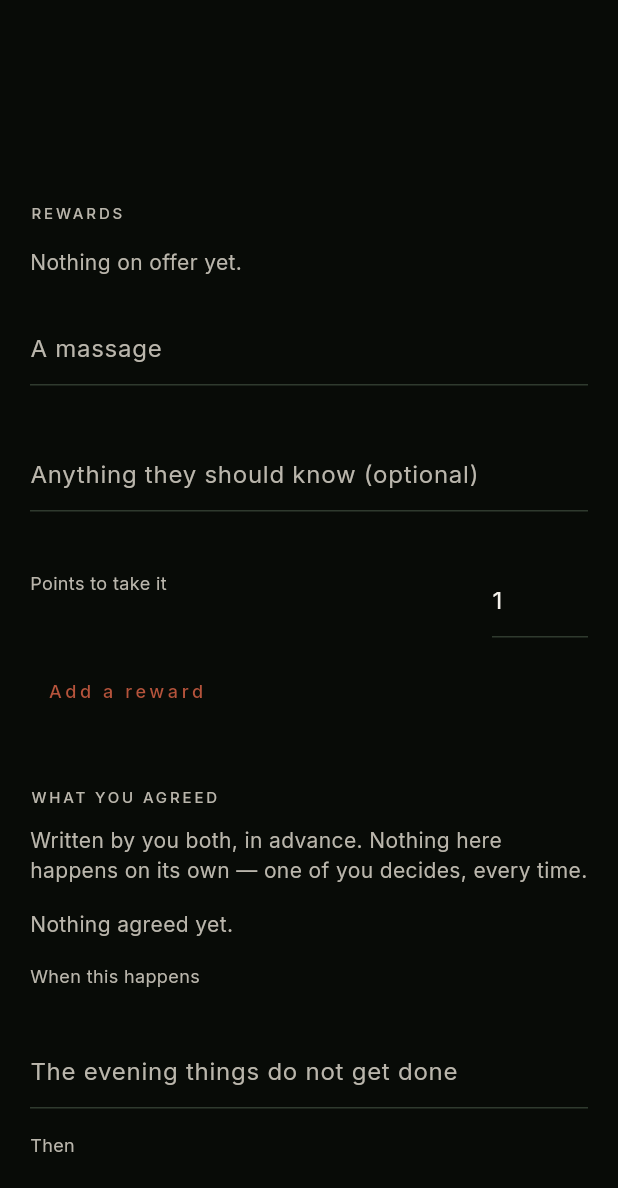
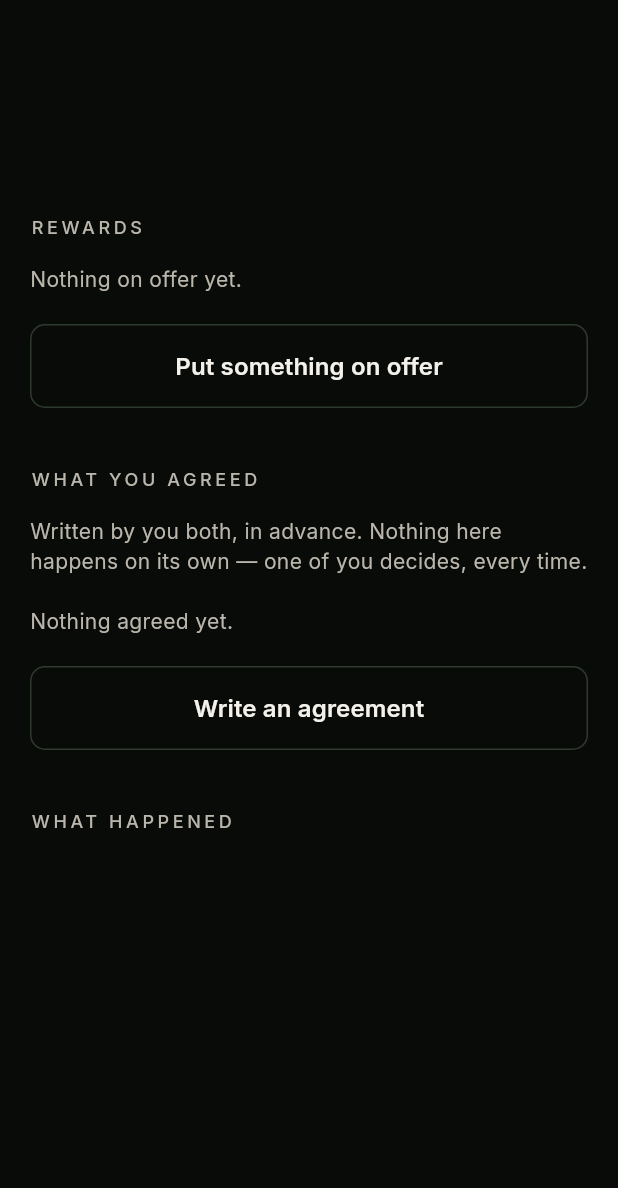
Before and after one commit to jondaiwei-beep/ds-relationship-companion, a Flutter app: the PointsScreen screen opened directly with empty values, on a phone screen of 412 x 824 dp, the part 48-1236 px from its top. Run offline on Flutter 3.47's test engine with Material 3 defaults, Android fonts, the phone set to English and light mode, and no system bars; our stand-ins replace app_links, dio, flutter_riverpod, flutter_secure_storage, flutter_svg, flutter_timezone and 4 more; missing offline and left inert: dart:js_interop; accounts and stored records are empty.

Commit message:
Rebuild the points screen with actual hierarchy
The owner sent a screenshot and called it a garbage product. They were right.
The data layer got careful attention and the UI was whatever fell out of a
Column.

What was wrong, from that screenshot:
- the add-reward form rendered open, always, directly under 'Nothing on offer
  yet' — an empty state and an editing form competing in one block
- fields were bare hint text with no labels, floating in the dark
- 'Add a reward' was letter-spaced terracotta text that read as a heading
- 'Points to take it — 1' was a naked number on a lonely underline
- everything at one weight and one interval, so nothing had hierarchy

The product already had the vocabulary I ignored: SecondaryButton,
SectionLabel, and the vertical authority rule PrimaryExpectation uses for a
block that matters. All three are used now, so this screen looks like the
rest of the app instead of inventing a worse language.

Both forms collapse behind a real button and open into a raised sheet with
labelled fields and Save/Cancel. Rendered before shipping this time.

```diff
--- a/client/lib/features/points/presentation/points_screen.dart
+++ b/client/lib/features/points/presentation/points_screen.dart
@@ -9,6 +9,8 @@ import '../../../app/shell/ds_refreshable.dart';
 import '../../../app/shell/ds_text_field.dart';
 import '../../../domain_client/models/points.dart';
 import '../../../l10n/app_localizations.dart';
+import '../../today/presentation/widgets/secondary_button.dart';
+import '../../today/presentation/widgets/section_label.dart';
 import '../../today/presentation/widgets/today_layout.dart';
 
 /// Points, rewards and what the couple agreed.
@@ -84,9 +86,8 @@ class PointsScreen extends ConsumerWidget {
                 _ => const SizedBox(height: 88),
               },
 
-              const SizedBox(height: DsSpacing.space8),
-              _SectionLabel(l.rewardsTitle.toUpperCase()),
-              const SizedBox(height: DsSpacing.space4),
+              const SizedBox(height: DsSpacing.space10),
+              SectionLabel(l.rewardsTitle.toUpperCase()),
               switch (rewards) {
                 AsyncData(:final value) when value.isEmpty =>
                   _Muted(l.rewardsEmpty),
@@ -104,13 +105,13 @@ class PointsScreen extends ConsumerWidget {
                 _ => const SizedBox(height: 60),
               },
 
+              const SizedBox(height: DsSpacing.space5),
               _AddReward(dynamicId: dynamicId),
 
               const SizedBox(height: DsSpacing.space10),
-              _SectionLabel(l.agreementsTitle.toUpperCase()),
-              const SizedBox(height: DsSpacing.space3),
+              SectionLabel(l.agreementsTitle.toUpperCase()),
               _Muted(l.agreementsIntro),
-              const SizedBox(height: DsSpacing.space4),
+              const SizedBox(height: DsSpacing.space5),
               switch (agreements) {
                 AsyncData(:final value) when value.isEmpty =>
                   _Muted(l.agreementsEmpty),
@@ -125,12 +126,11 @@ class PointsScreen extends ConsumerWidget {
                 AsyncError() => _Muted(l.agreementsEmpty),
                 _ => const SizedBox(height: 40),
               },
-              const SizedBox(height: DsSpacing.space4),
+              const SizedBox(height: DsSpacing.space5),
               _AddAgreement(dynamicId: dynamicId),
 
               const SizedBox(height: DsSpacing.space10),
-              _SectionLabel(l.pointsHistory),
-              const SizedBox(height: DsSpacing.space4),
+              SectionLabel(l.pointsHistory),
               switch (summary) {
                 AsyncData(:final value) when value.entries.isEmpty =>
                   _Muted(l.pointsNoneYet),
@@ -155,6 +155,13 @@ class PointsScreen extends ConsumerWidget {
 ///
 /// Deliberately not a "score" and deliberately alone on its line: the whole
 /// sentence is about what the number lets you do, not about the person.
+/// What is available, and how long this has been going.
+///
+/// Given the vertical authority rule the rest of the product uses for a block
+/// that matters, rather than three grey lines stacked at equal weight. The
+/// first draft of this screen had no hierarchy at all: everything was the
+/// same size at the same interval, so nothing read as more important than
+/// anything else.
 class _Balance extends StatelessWidget {
   const _Balance({required this.balance, required this.daysTogether});
 
@@ -165,38 +172,57 @@ class _Balance extends StatelessWidget {
   final int daysTogether;
 
   @override
-  Widget build(BuildContext context) => Padding(
-    padding: todayInset,
+  Widget build(BuildContext context) {
+    final l = L.of(context);
+    return Padding(
+      padding: const EdgeInsets.only(left: DsSpacing.space5),
+      child: IntrinsicHeight(
+        child: Row(
+          crossAxisAlignment: CrossAxisAlignment.stretch,
+          children: [
+            Container(
+              width: DsBorderWidths.selected,
+              color: DsPrimitiveColors.terracotta,
+            ),
+            Expanded(
+              child: Padding(
+                padding: const EdgeInsets.fromLTRB(
+                  DsSpacing.space5,
+                  DsSpacing.space2,
+                  DsSpacing.space5,
+                  DsSpacing.space2,
+                ),
                 child: Column(
                   crossAxisAlignment: CrossAxisAlignment.start,
                   children: [
-        // The sentence is the headline, not the digit.
-        //
-        // A 44pt numeral rendered as the largest thing on the screen — which
-        // is what the first draft did — is the "number as verdict" this design
-        // exists to avoid, whatever the label beneath it says. Obedience puts
-        // a big number next to a heart; the size is most of why it reads as a
-        // judgement. Here the number is set at body scale inside the phrase
-        // that says what it is for.
                     Text(
-          L.of(context).pointsToSpend(balance),
-          style: DsTextStyles.displayRitual.copyWith(
-            color: DsColors.textOnRitualPrimary,
-            fontSize: 22,
+                      l.pointsSpendable,
+                      style: DsTextStyles.labelRitual.copyWith(
+                        color: DsColors.textOnRitualMuted,
+                        fontSize: 10,
+                        letterSpacing: 1.9,
                       ),
                     ),
                     const SizedBox(height: DsSpacing.space2),
                     Text(
-          L.of(context).pointsDaysTogether(daysTogether),
-          style: DsTextStyles.bodySecondary.copyWith(
-            color: DsColors.textOnRitualMuted,
+                      l.pointsToSpend(balance),
+                      style: DsTextStyles.displayRitual.copyWith(
+                        color: DsColors.textOnRitualPrimary,
+                        fontSize: 26,
+                      ),
+                    ),
+                    const SizedBox(height: DsSpacing.space4),
+                    Text(
+                      l.pointsDaysTogether(daysTogether),
+                      style: DsTextStyles.bodyPrimary.copyWith(
+                        color: DsColors.textOnRitualSecondary,
                       ),
                     ),
                     const SizedBox(height: DsSpacing.space1),
-        // Said out loud, because every other app in this category has taught
-        // people that a number like this is something you can lose.
+                    // Said out loud, because every other app in this category
+                    // has taught people a number like this can be lost.
                     Text(
-          L.of(context).pointsDaysNeverResets,
+                      l.pointsDaysNeverResets,
                       style: DsTextStyles.bodySecondary.copyWith(
                         color: DsColors.textOnRitualMuted,
                         fontSize: 11,
@@ -204,7 +230,13 @@ class _Balance extends StatelessWidget {
                     ),
                   ],
                 ),
+              ),
+            ),
+          ],
+        ),
+      ),
     );
+  }
 }
 
 class _RewardRow extends ConsumerStatefulWidget {
@@ -461,6 +493,12 @@ class _Action extends StatelessWidget {
 }
 
 /// Putting something on offer.
+///
+/// Collapsed until asked for. The first version rendered the form open,
+/// always, directly beneath the words "Nothing on offer yet" — an empty state
+/// and an editing form competing in the same block, so neither read as
+/// anything. Bare hint text with no labels and no grouping made it look like
+/// a debug screen rather than a product.
 class _AddReward extends ConsumerStatefulWidget {
   const _AddReward({required this.dynamicId});
 
@@ -474,6 +512,7 @@ class _AddRewardState extends ConsumerState<_AddReward> {
   final _title = TextEditingController();
   final _detail = TextEditingController();
   final _cost = TextEditingController(text: '1');
+  bool _open = false;
   bool _needsTitle = false;
   bool _busy = false;
 
@@ -504,6 +543,7 @@ class _AddRewardState extends ConsumerState<_AddReward> {
       _title.clear();
       _detail.clear();
       ref.invalidate(rewardsProvider(widget.dynamicId));
+      if (mounted) setState(() => _open = false);
     } finally {
       if (mounted) setState(() => _busy = false);
     }
@@ -512,72 +552,60 @@ class _AddRewardState extends ConsumerState<_AddReward> {
   @override
   Widget build(BuildContext context) {
     final l = L.of(context);
+
+    if (!_open) {
       return Padding(
         padding: todayInset,
-      child: Column(
-        crossAxisAlignment: CrossAxisAlignment.stretch,
+        child: SecondaryButton(
+          label: l.rewardsAddOpen,
+          onTap: () => setState(() => _open = true),
+        ),
+      );
+    }
+
+    return _Sheet(
       children: [
-          DsTextField(
-            label: '',
+        _Field(
+          label: l.rewardsAddTitle,
           controller: _title,
           hint: l.rewardsAddHint,
           enabled: !_busy,
           error: _needsTitle ? l.rewardsNeedsTitle : null,
         ),
-          const SizedBox(height: DsSpacing.space3),
-          DsTextField(
-            label: '',
+        const SizedBox(height: DsSpacing.space5),
+        _Field(
+          label: l.rewardsAddDetail,
           controller: _detail,
-            hint: l.rewardsAddDetail,
+          hint: '',
           enabled: !_busy,
         ),
-          const SizedBox(height: DsSpacing.space3),
-          Row(
-            children: [
-              Expanded(
-                child: Text(
-                  l.rewardsAddCost,
-                  style: DsTextStyles.bodySecondary.copyWith(
-                    color: DsColors.textOnRitualMuted,
-                    fontSize: 12,
-                  ),
-                ),
-              ),
-              SizedBox(
-                width: 64,
-                child: DsTextField(
-                  label: '',
+        const SizedBox(height: DsSpacing.space5),
+        _CostField(
+          label: l.rewardsAddCost,
           controller: _cost,
-                  hint: '1',
           enabled: !_busy,
         ),
+        const SizedBox(height: DsSpacing.space6),
+        _SheetActions(
+          busy: _busy,
+          saveLabel: l.rewardsAddSave,
+          cancelLabel: l.rewardsAddCancel,
+          onSave: _add,
+          onCancel: () => setState(() {
+            _open = false;
+            _needsTitle = false;
+          }),
         ),
       ],
-          ),
-          const SizedBox(height: DsSpacing.space3),
-          Align(
-            alignment: Alignment.centerLeft,
-            child: TextButton(
-              onPressed: _busy ? null : _add,
-              child: Text(
-                l.rewardsAdd,
-                style: DsTextStyles.labelRitual.copyWith(
-                  color: DsPrimitiveColors.terracotta,
-                ),
-              ),
-            ),
-          ),
-        ],
-      ),
     );
   }
 }
 
 /// Writing down what the couple agreed happens.
 ///
-/// Two fields, "when this happens" and "then", because an agreement that
-/// names only the consequence is the vague kind their own writing says
-/// "breeds resentment".
+/// Collapsed until asked for, like the reward form. Two fields, "when this
+/// happens" and "then", because an agreement naming only the consequence is
+/// the vague kind their own writing says breeds resentment.
 class _AddAgreement extends ConsumerStatefulWidget {
   const _AddAgreement({required this.dynamicId});
 
@@ -591,6 +619,7 @@ class _AddAgreementState extends ConsumerState<_AddAgreement> {
   final _when = TextEditingController();
   final _then = TextEditingController();
   final _cost = TextEditingController(text: '0');
+  bool _open = false;
   bool _incomplete = false;
   bool _busy = false;
 
@@ -620,6 +649,7 @@ class _AddAgreementState extends ConsumerState<_AddAgreement> {
       _when.clear();
       _then.clear();
       ref.invalidate(agreementsProvider(widget.dynamicId));
+      if (mounted) setState(() => _open = false);
     } finally {
       if (mounted) setState(() => _busy = false);
     }
@@ -628,84 +658,201 @@ class _AddAgreementState extends ConsumerState<_AddAgreement> {
   @override
   Widget build(BuildContext context) {
     final l = L.of(context);
+
+    if (!_open) {
       return Padding(
         padding: todayInset,
+        child: SecondaryButton(
+          label: l.agreementsAddOpen,
+          onTap: () => setState(() => _open = true),
+        ),
+      );
+    }
+
+    return _Sheet(
+      children: [
+        _Field(
+          label: l.agreementsWhen,
+          controller: _when,
+          hint: l.agreementsWhenHint,
+          enabled: !_busy,
+          error: _incomplete ? l.agreementsNeedsBoth : null,
+        ),
+        const SizedBox(height: DsSpacing.space5),
+        _Field(
+          label: l.agreementsThen,
+          controller: _then,
+          hint: l.agreementsThenHint,
+          enabled: !_busy,
+        ),
+        const SizedBox(height: DsSpacing.space5),
+        _CostField(
+          label: l.agreementsCost,
+          controller: _cost,
+          enabled: !_busy,
+        ),
+        const SizedBox(height: DsSpacing.space6),
+        _SheetActions(
+          busy: _busy,
+          saveLabel: l.agreementsAddSave,
+          cancelLabel: l.agreementsAddCancel,
+          onSave: _add,
+          onCancel: () => setState(() {
+            _open = false;
+            _incomplete = false;
+          }),
+        ),
+      ],
+    );
+  }
+}
+
+/// The shared shell for an open form: inset, raised, and set apart from the
+/// list it belongs to so it reads as a thing you are doing rather than more
+/// rows.
+class _Sheet extends StatelessWidget {
+  const _Sheet({required this.children});
+
+  final List<Widget> children;
+
+  @override
+  Widget build(BuildContext context) => Padding(
+    padding: todayInset,
+    child: Container(
+      padding: const EdgeInsets.all(DsSpacing.space5),
+      decoration: BoxDecoration(
+        color: DsColors.surfaceRitualRaised,
+        border: Border.all(
+          color: DsColors.textOnRitualMuted.withValues(alpha: 0.2),
+        ),
+      ),
       child: Column(
         crossAxisAlignment: CrossAxisAlignment.stretch,
+        children: children,
+      ),
+    ),
+  );
+}
+
+/// A labelled field. The first version had none — just hint text floating in
+/// the dark, so an empty form said nothing about what it wanted.
+class _Field extends StatelessWidget {
+  const _Field({
+    required this.label,
+    required this.controller,
+    required this.hint,
+    required this.enabled,
+    this.error,
+  });
+
+  final String label;
+  final TextEditingController controller;
+  final String hint;
+  final bool enabled;
+  final String? error;
+
+  @override
+  Widget build(BuildContext context) => Column(
+    crossAxisAlignment: CrossAxisAlignment.start,
     children: [
       Text(
-            l.agreementsWhen,
-            style: DsTextStyles.bodySecondary.copyWith(
+        label.toUpperCase(),
+        style: DsTextStyles.labelRitual.copyWith(
           color: DsColors.textOnRitualMuted,
-              fontSize: 12,
+          fontSize: 10,
+          letterSpacing: 1.6,
         ),
       ),
       const SizedBox(height: DsSpacing.space2),
       DsTextField(
         label: '',
-            controller: _when,
-            hint: l.agreementsWhenHint,
-            enabled: !_busy,
-            error: _incomplete ? l.agreementsNeedsBoth : null,
+        controller: controller,
+        hint: hint,
+        enabled: enabled,
+        error: error,
       ),
-          const SizedBox(height: DsSpacing.space4),
-          Text(
-            l.agreementsThen,
-            style: DsTextStyles.bodySecondary.copyWith(
-              color: DsColors.textOnRitualMuted,
-              fontSize: 12,
-            ),
-          ),
-          const SizedBox(height: DsSpacing.space2),
-          DsTextField(
-            label: '',
-            controller: _then,
-            hint: l.agreementsThenHint,
-            enabled: !_busy,
-          ),
-          const SizedBox(height: DsSpacing.space3),
-          Row(
+    ],
+  );
+}
+
+/// The number, kept beside its own label rather than stranded on a lonely
+/// underline half a screen away from what it means.
+class _CostField extends StatelessWidget {
+  const _CostField({
+    required this.label,
+    required this.controller,
+    required this.enabled,
+  });
+
+  final String label;
+  final TextEditingController controller;
+  final bool enabled;
+
+  @override
+  Widget build(BuildContext context) => Row(
+    crossAxisAlignment: CrossAxisAlignment.end,
     children: [
       Expanded(
         child: Text(
-                  l.agreementsCost,
+          label,
           style: DsTextStyles.bodySecondary.copyWith(
-                    color: DsColors.textOnRitualMuted,
-                    fontSize: 12,
+            color: DsColors.textOnRitualSecondary,
           ),
         ),
       ),
+      const SizedBox(width: DsSpacing.space4),
       SizedBox(
-                width: 64,
+        width: 56,
         child: DsTextField(
           label: '',
-                  controller: _cost,
+          controller: controller,
           hint: '0',
-                  enabled: !_busy,
+          enabled: enabled,
         ),
       ),
     ],
-          ),
-          const SizedBox(height: DsSpacing.space3),
-          Align(
-            alignment: Alignment.centerLeft,
-            child: TextButton(
-              onPressed: _busy ? null : _add,
-              child: Text(
-                l.agreementsAdd,
-                style: DsTextStyles.labelRitual.copyWith(
-                  color: DsPrimitiveColors.terracotta,
+  );
+}
+
+/// Save and cancel, as buttons rather than as letter-spaced text that reads
+/// like a heading.
+class _SheetActions extends StatelessWidget {
+  const _SheetActions({
+    required this.busy,
+    required this.saveLabel,
+    required this.cancelLabel,
+    required this.onSave,
+    required this.onCancel,
+  });
+
+  final bool busy;
+  final String saveLabel;
+  final String cancelLabel;
+  final VoidCallback onSave;
+  final VoidCallback onCancel;
+
+  @override
+  Widget build(BuildContext context) => Row(
+    children: [
+      Expanded(
+        child: SecondaryButton(
+          label: cancelLabel,
+          onTap: busy ? () {} : onCancel,
         ),
       ),
+      const SizedBox(width: DsSpacing.space3),
+      Expanded(
+        child: SecondaryButton(
+          label: saveLabel,
+          filled: true,
+          onTap: busy ? () {} : onSave,
         ),
       ),
     ],
-      ),
   );
 }
-}
 
-/// One agreement, with the way out beside it.
+/// One agreement, with the way out beside it./// One agreement, with the way out beside it.
 class _AgreementRow extends ConsumerWidget {
   const _AgreementRow({required this.agreement, required this.dynamicId});
 
@@ -790,25 +937,6 @@ class _Header extends StatelessWidget {
   );
 }
 
-class _SectionLabel extends StatelessWidget {
-  const _SectionLabel(this.text);
-
-  final String text;
-
-  @override
-  Widget build(BuildContext context) => Padding(
-    padding: todayInset,
-    child: Text(
-      text,
-      style: DsTextStyles.labelRitual.copyWith(
-        color: DsColors.textOnRitualMuted,
-        fontSize: 10,
-        letterSpacing: 1.9,
-      ),
-    ),
-  );
-}
-
 class _Muted extends StatelessWidget {
   const _Muted(this.text);
 
--- a/client/lib/l10n/app_en.arb
+++ b/client/lib/l10n/app_en.arb
@@ -1090,5 +1090,12 @@
         "type": "int"
       }
     }
-  }
+  },
+  "rewardsAddOpen": "Put something on offer",
+  "rewardsAddCancel": "Never mind",
+  "rewardsAddSave": "Put it on offer",
+  "agreementsAddOpen": "Write an agreement",
+  "agreementsAddCancel": "Never mind",
+  "agreementsAddSave": "Agree to this",
+  "pointsSpendable": "TO SPEND"
 }
--- a/client/lib/l10n/app_localizations.dart
+++ b/client/lib/l10n/app_localizations.dart
@@ -4206,6 +4206,48 @@ abstract class L {
   /// In en, this message translates to:
   /// **'Only if you want to show them.'**
   String get proofOptional;
+
+  /// No description provided for @rewardsAddOpen.
+  ///
+  /// In en, this message translates to:
+  /// **'Put something on offer'**
+  String get rewardsAddOpen;
+
+  /// No description provided for @rewardsAddCancel.
+  ///
+  /// In en, this message translates to:
+  /// **'Never mind'**
+  String get rewardsAddCancel;
+
+  /// No description provided for @rewardsAddSave.
+  ///
+  /// In en, this message translates to:
+  /// **'Put it on offer'**
+  String get rewardsAddSave;
+
+  /// No description provided for @agreementsAddOpen.
+  ///
+  /// In en, this message translates to:
+  /// **'Write an agreement'**
+  String get agreementsAddOpen;
+
+  /// No description provided for @agreementsAddCancel.
+  ///
+  /// In en, this message translates to:
+  /// **'Never mind'**
+  String get agreementsAddCancel;
+
+  /// No description provided for @agreementsAddSave.
+  ///
+  /// In en, this message translates to:
+  /// **'Agree to this'**
+  String get agreementsAddSave;
+
+  /// No description provided for @pointsSpendable.
+  ///
+  /// In en, this message translates to:
+  /// **'TO SPEND'**
+  String get pointsSpendable;
 }
 
 class _LDelegate extends LocalizationsDelegate<L> {
```
Also changed, not shown: client/lib/l10n/app_localizations_en.dart (+21 -0 lines), client/lib/l10n/app_localizations_zh.dart (+21 -0 lines), client/lib/l10n/app_zh.arb (+8 -1 lines), 1 other file. Lines whose indentation alone changed are shown as unchanged.
